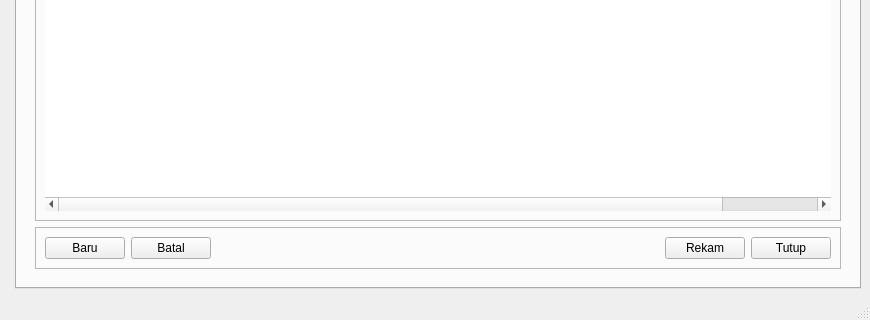
First picture: the form in GUI.ui, repository fnugrahendi/petuk.corp, before the edit; both pictures show x 0 to 870 and y 317 to 637 of the 870 by 637 pixel window.
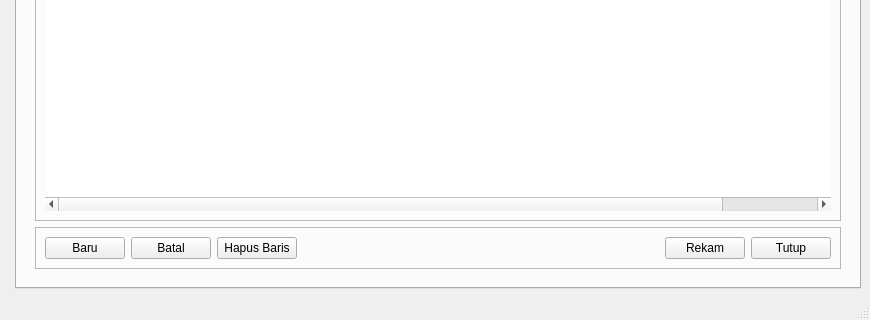
Second picture: the form after the edit. Icons and pictures are not drawn.

Commit message: add Hapus Baris function to delete entire row of selection cell but not yet delete, just tryin' to access currentRow

The edit to the form file:
```diff
--- a/GUI.ui
+++ b/GUI.ui
@@ -4226,7 +4226,14 @@
                   </widget>
                  </item>
                  <item>
-                  <spacer name="horizontalSpacer_3">
+                  <widget class="QPushButton" name="tb_Penjualan_OrderPenjualan_HapusBaris">
+                   <property name="text">
+                    <string>Hapus Baris</string>
+                   </property>
+                  </widget>
+                 </item>
+                 <item>
+                  <spacer name="hs_Penjualan_OrderPenjualan_Tombol">
                    <property name="orientation">
                     <enum>Qt::Horizontal</enum>
                    </property>
```
The commit also changes 2 other files.
